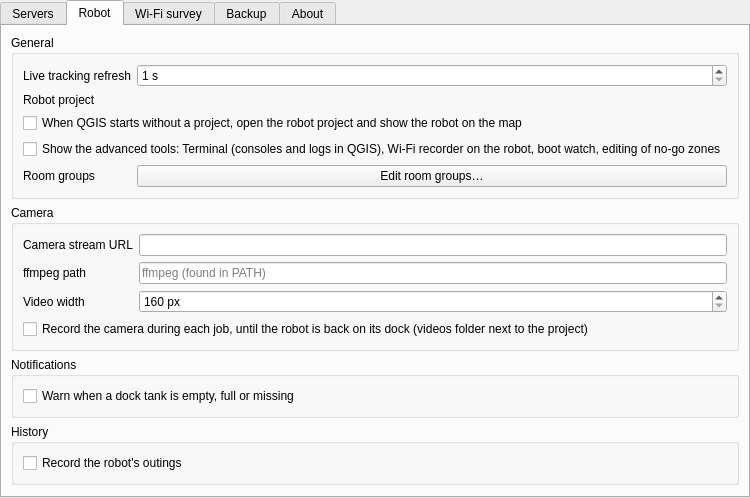
First picture: the form in valetudo_qgis/ui/settings_page.ui, repository sylsta/homeqgis, before the edit.
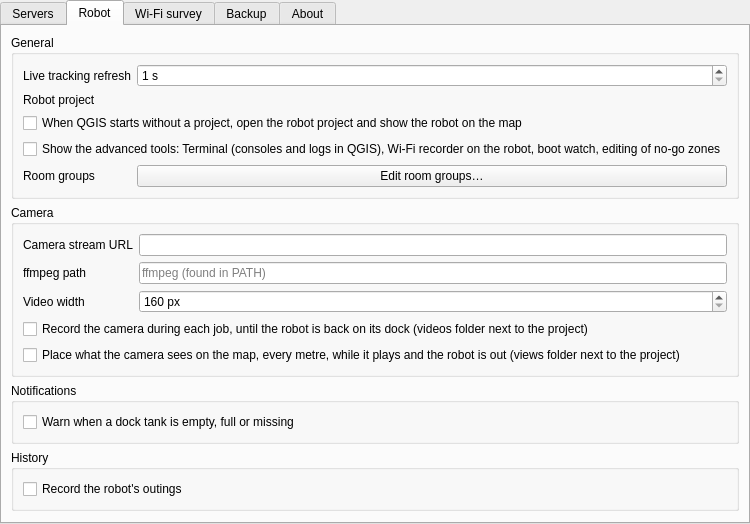
Second picture: the form after the edit. The open tabs and pages were chosen to show the change. Custom widgets are drawn as their Qt base class.

Commit message:
Days since cleaned, trouble spots, camera views on the map, obstacle diary
- Days since each place was cleaned: the floor by how long since a cleaning
  segment (widened to the robot's strip) covered it, over the chosen days
- Where the robot has trouble: stuck (within 30 cm for 45 s while working) and
  error spots from the history readings
- Camera views: a frame every metre while the camera plays and the robot is
  out, placed and oriented on the map, image in the map tip (setting)
- Obstacle diary: every obstacle reported kept with its photo, first and last
  seen

What changed in the file:
```diff
--- a/valetudo_qgis/ui/settings_page.ui
+++ b/valetudo_qgis/ui/settings_page.ui
@@ -170,6 +170,13 @@
             </property>
            </widget>
           </item>
+          <item row="4" column="0" colspan="2">
+           <widget class="QCheckBox" name="camera_views">
+            <property name="text">
+             <string>Place what the camera sees on the map, every metre, while it plays and the robot is out (views folder next to the project)</string>
+            </property>
+           </widget>
+          </item>
          </layout>
         </widget>
        </item>
```
The commit also changes 13 other files.
